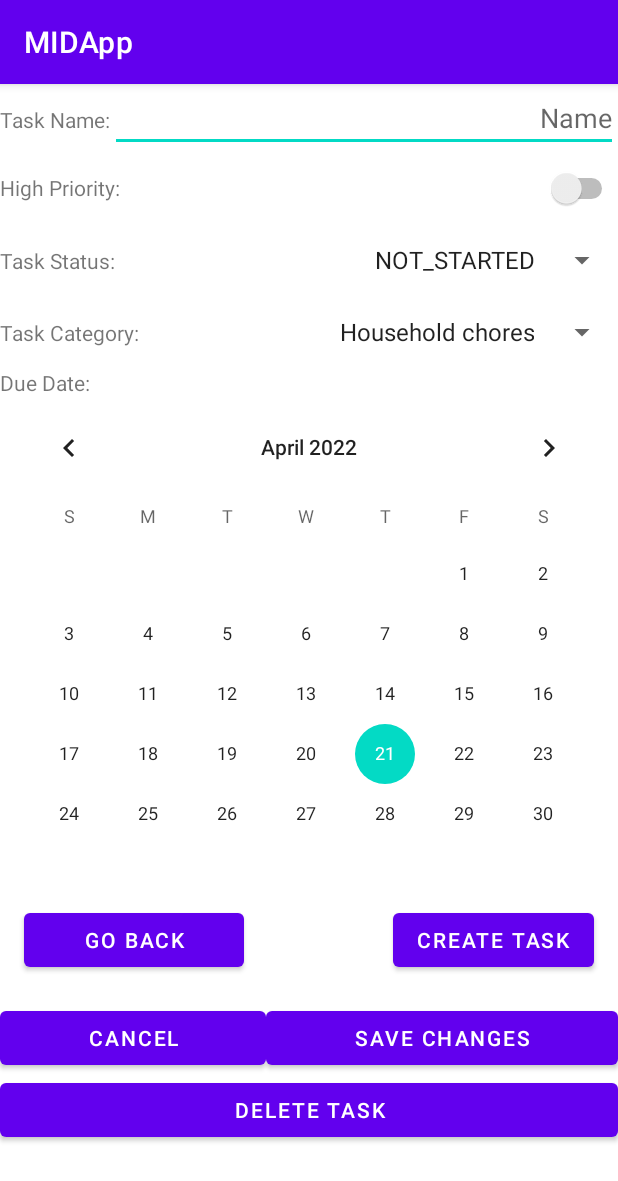
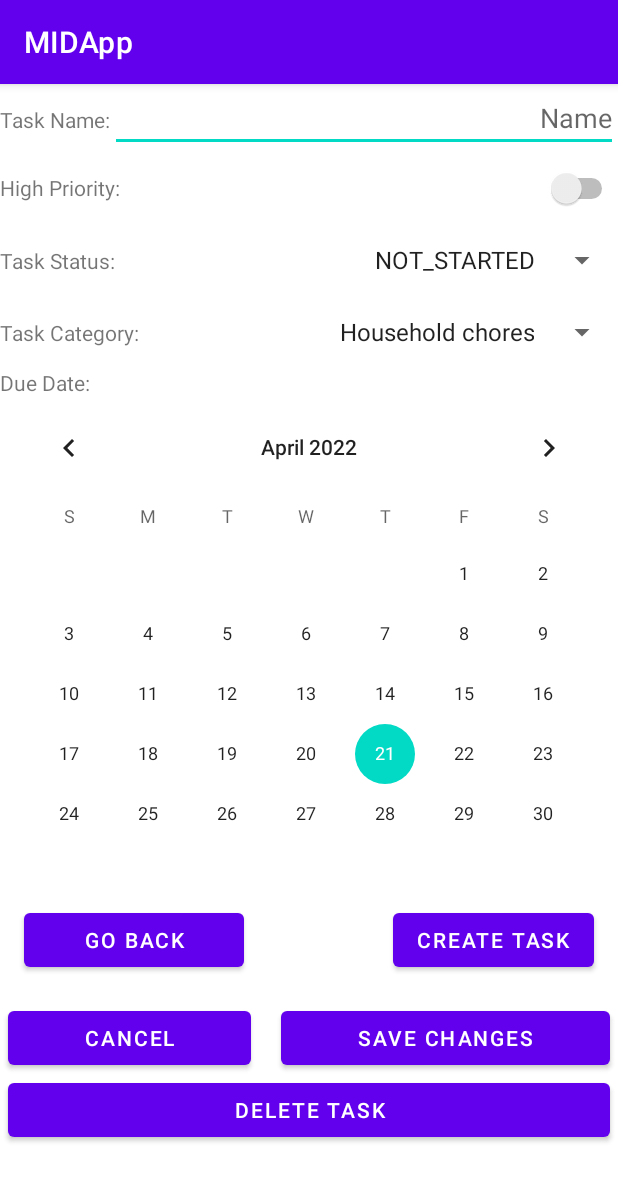
Before and after one commit to BoasG/MIDApp, an Android app: the CreateTaskActivity screen opened directly, with no data from a screen before it, on a phone screen of 412 x 824 dp. Shown: the top 1181 px of the screen. Run offline under Robolectric (Android 15) with nearby library versions, the phone set to English and light mode, and no system bars.

Commit message:
Update change task

```diff
--- a/app/src/main/java/is/hi/midapp/Persistance/Entities/PostTask.java
+++ b/app/src/main/java/is/hi/midapp/Persistance/Entities/PostTask.java
@@ -12,8 +12,10 @@ public class PostTask {
         private String owner;
 
 
-    public PostTask(String name, String priority, String startDate, String endDate,
-                    String dueDate, String category, String status, String owner) {
+    public PostTask(String name, String priority,
+                    String startDate, String endDate,
+                    String dueDate, String category,
+                    String status, String owner) {
         this.name = name;
         this.priority = priority;
         this.startDate = startDate;
--- a/app/src/main/java/is/hi/midapp/Persistance/Entities/Task.java
+++ b/app/src/main/java/is/hi/midapp/Persistance/Entities/Task.java
@@ -15,7 +15,8 @@ public class Task {
     private TaskStatus status;
     private Task motherTask;
 
-    public Task(String name, Boolean priority, Date startDate, Date endDate, Date dueDate,
+    public Task(String name, Boolean priority,
+                Date startDate, Date endDate, Date dueDate,
                 TaskCategory taskCategory, TaskStatus taskStatus) {
         this.name = name;
         this.priority = priority;
--- a/app/src/main/java/is/hi/midapp/TaskActivity.java
+++ b/app/src/main/java/is/hi/midapp/TaskActivity.java
@@ -311,7 +311,7 @@ public class TaskActivity extends AppCompatActivity {
             arrayList.add(new TaskListView(listOfTasks.get(i).getID(),name, status, date, listOfTasks.get(i)));
         }
 
-        // Now create the instance of the NumebrsViewAdapter and pass
+        // Now create the instance of the TaskListViewAdapter and pass
         // the context and arrayList created above
         TaskListViewAdapter taskListViewAdapter = new TaskListViewAdapter(this, arrayList);
 
--- a/app/src/main/java/is/hi/midapp/networking/NetworkCallback.java
+++ b/app/src/main/java/is/hi/midapp/networking/NetworkCallback.java
@@ -10,6 +10,7 @@ import retrofit2.http.POST;
 import retrofit2.http.DELETE;
 import retrofit2.Call;
 import retrofit2.http.Body;
+import retrofit2.http.PUT;
 import retrofit2.http.Path;
 import retrofit2.http.Query;
 
@@ -20,6 +21,10 @@ public interface NetworkCallback {
 
     @POST("addATaskAPI")
     Call<Task> addATask(@Body PostTask postTask);
+
+    @PUT("updateATaskAPI/{id}")
+    Call<Task> updateATask(@Query("id") long ID,
+            @Body PostTask postTask);
 
     @GET("userAPI")
     Call<User> getUserByName(@Query("username") String username);
--- a/app/src/main/java/is/hi/midapp/networking/NetworkManager.java
+++ b/app/src/main/java/is/hi/midapp/networking/NetworkManager.java
@@ -6,7 +6,8 @@ public class NetworkManager {
 
     private static Retrofit retrofit = null;
     //TODO: Set to "http://10.0.2.2:8080"
-    private static final String BASE_URL = "http://192.168.0.100:8080";
+    //TODO: Remove "http://192.168.0.100:8080"
+    private static final String BASE_URL = "http://10.0.2.2:8080";
 
     public static Retrofit getService() {
         if (retrofit == null) {
--- a/app/src/main/res/layout/activity_create_task.xml
+++ b/app/src/main/res/layout/activity_create_task.xml
@@ -141,6 +141,8 @@
                     android:id="@+id/cancel_change_task_button"
                     android:layout_width="wrap_content"
                     android:layout_height="wrap_content"
+                    android:layout_marginStart="5dp"
+                    android:layout_marginEnd="10dp"
                     android:layout_weight="1"
                     android:text="@string/cancel_change_task_button" />
 
@@ -148,6 +150,8 @@
                     android:id="@+id/change_task_button"
                     android:layout_width="wrap_content"
                     android:layout_height="wrap_content"
+                    android:layout_marginStart="10dp"
+                    android:layout_marginEnd="5dp"
                     android:layout_weight="1"
                     android:text="@string/change_task_button" />
             </LinearLayout>
@@ -156,6 +160,9 @@
                 android:id="@+id/delete_task_button"
                 android:layout_width="match_parent"
                 android:layout_height="wrap_content"
+                android:layout_marginStart="5dp"
+                android:layout_marginEnd="5dp"
+                android:layout_weight="10"
                 android:text="@string/delete_task_button"
                 tools:visibility="gone" />
 
```
Also changed, not shown: app/src/main/java/is/hi/midapp/CreateTaskActivity.java (+19 -2 lines), app/src/main/java/is/hi/midapp/Persistance/Entities/TaskStatus.java (+12 -0 lines).
